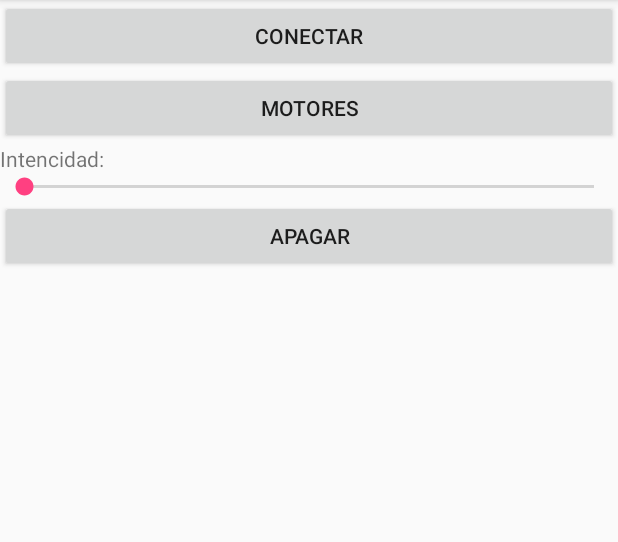
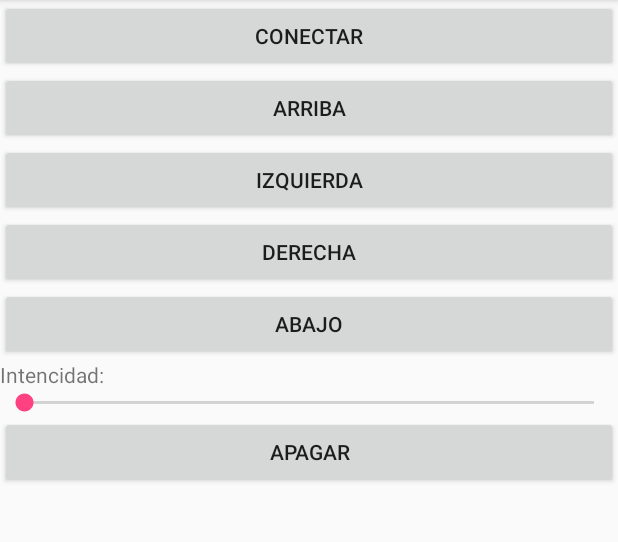
Before and after one commit to leonardoAlonso/appBluetooth, an Android app: the screen it shows after launch (MainActivity), on a phone screen of 412 x 824 dp, the part 84-626 px from its top. Run offline under Robolectric (Android 15) with nearby library versions, the phone set to English and light mode, and no system bars.

Commit message:
Se modifico la aplicacion agregando los botones correctos respecto a las direcciones y se modifico el arduino para funcionar con un puente H y dos motores

```diff
--- a/LEDBluethoot/app/src/main/java/com/example/leonardo/ledbluethoot/MainActivity.java
+++ b/LEDBluethoot/app/src/main/java/com/example/leonardo/ledbluethoot/MainActivity.java
@@ -21,7 +21,7 @@ import java.util.UUID;
 
 public class MainActivity extends AppCompatActivity {
 
-    Button btnConect, btnLed1, btnOff;
+    Button btnConect, btnA, btnI, btnD, btnDown, btnOff;
     SeekBar slider;
     TextView textoSlider;
     private static final int SOLICITA_ACTIVACION = 1;
@@ -45,7 +45,11 @@ public class MainActivity extends AppCompatActivity {
         setContentView(R.layout.activity_main);
 
         btnConect = (Button)findViewById(R.id.Conect);
-        btnLed1 = (Button)findViewById(R.id.btnLed1);
+        btnA = (Button)findViewById(R.id.btnA);
+        btnI = (Button)findViewById(R.id.btnI);
+        btnD = (Button)findViewById(R.id.btnD);
+        btnDown = (Button)findViewById(R.id.btnDown);
+
         btnOff = (Button)findViewById(R.id.btnOff);
         slider = (SeekBar)findViewById(R.id.intencidad1);
         textoSlider = (TextView)findViewById(R.id.textView);
@@ -79,17 +83,50 @@ public class MainActivity extends AppCompatActivity {
             }
         });
 
-        btnLed1.setOnClickListener(new View.OnClickListener() {
+        btnA.setOnClickListener(new View.OnClickListener() {
             @Override
             public void onClick(View v) {
                 if(conexion){
-                    conecterThread.enviar("ON");
+                    conecterThread.enviar("Arriba");
                 }else{
                     Toast.makeText(getApplicationContext(), "Bluetooth no conectado", Toast.LENGTH_LONG).show();
                 }
             }
         });
         ///////////////////////////////////////////////////////////
+        btnI.setOnClickListener(new View.OnClickListener() {
+            @Override
+            public void onClick(View v) {
+                if(conexion){
+                    conecterThread.enviar("Izquierda");
+                }else{
+                    Toast.makeText(getApplicationContext(), "Bluetooth no conectado", Toast.LENGTH_LONG).show();
+                }
+            }
+        });
+        ///////////////////////////////////////////////////////////
+        btnD.setOnClickListener(new View.OnClickListener() {
+            @Override
+            public void onClick(View v) {
+                if(conexion){
+                    conecterThread.enviar("Derecha");
+                }else{
+                    Toast.makeText(getApplicationContext(), "Bluetooth no conectado", Toast.LENGTH_LONG).show();
+                }
+            }
+        });
+        ///////////////////////////////////////////////////////////
+        btnDown.setOnClickListener(new View.OnClickListener() {
+            @Override
+            public void onClick(View v) {
+                if(conexion){
+                    conecterThread.enviar("Down");
+                }else{
+                    Toast.makeText(getApplicationContext(), "Bluetooth no conectado", Toast.LENGTH_LONG).show();
+                }
+            }
+        });
+        //////////////////////////////////////////////////////////
         btnOff.setOnClickListener(new View.OnClickListener() {
             @Override
             public void onClick(View v) {
--- a/LEDBluethoot/app/src/main/res/layout/activity_main.xml
+++ b/LEDBluethoot/app/src/main/res/layout/activity_main.xml
@@ -13,10 +13,25 @@
         android:id="@+id/Conect" />
 
     <Button
-        android:text="Motores"
+        android:text="Arriba"
         android:layout_width="match_parent"
         android:layout_height="wrap_content"
-        android:id="@+id/btnLed1" />
+        android:id="@+id/btnA" />
+    <Button
+        android:text="Izquierda"
+        android:layout_width="match_parent"
+        android:layout_height="wrap_content"
+        android:id="@+id/btnI" />
+    <Button
+        android:text="Derecha"
+        android:layout_width="match_parent"
+        android:layout_height="wrap_content"
+        android:id="@+id/btnD" />
+    <Button
+        android:text="Abajo"
+        android:layout_width="match_parent"
+        android:layout_height="wrap_content"
+        android:id="@+id/btnDown" />
     <TextView
         android:text="Intencidad: "
         android:layout_width="match_parent"
```
Also changed, not shown: 1 other file.
